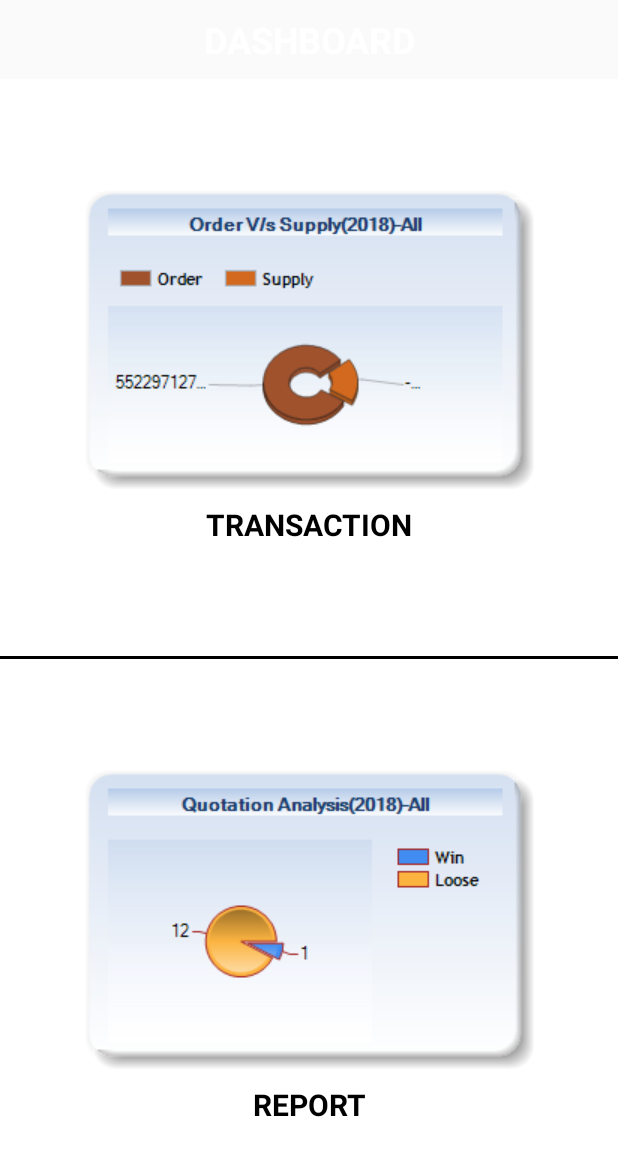
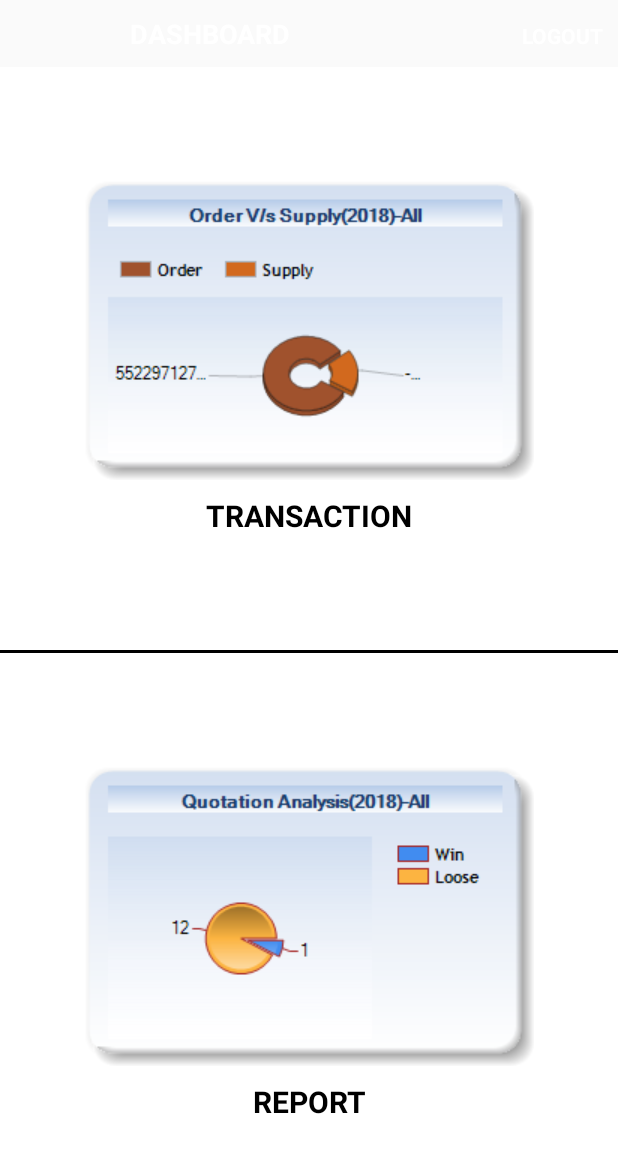
Before and after one commit to adarshcoool/CBS_AssignmentApp, an Android app: the layout activity_dashboard.xml on its own in the app's theme, with its tools: preview values and no code run, on a phone screen of 412 x 824 dp. Shown: the top 1156 px of the screen. Run offline under Robolectric (Android 15) with nearby library versions, the phone set to English and light mode, and no system bars.

Commit message:
Commited on 24Sept, 2018 (04:07PM)

```diff
--- a/app/src/main/res/layout/activity_dashboard.xml
+++ b/app/src/main/res/layout/activity_dashboard.xml
@@ -6,17 +6,33 @@
     android:gravity="center"
     android:orientation="vertical">
 
-    <TextView
+    <LinearLayout
         android:layout_width="match_parent"
         android:layout_height="wrap_content"
-        android:layout_gravity="center"
-        android:background="#00FF0000"
-        android:gravity="center|bottom"
-        android:padding="10dp"
-        android:text="DASHBOARD"
-        android:textColor="#FFFFFF"
-        android:textSize="24sp"
-        android:textStyle="bold" />
+        android:orientation="horizontal"
+        android:padding="10dp">
+
+        <TextView
+            android:layout_width="wrap_content"
+            android:layout_height="wrap_content"
+            android:layout_weight="2"
+            android:gravity="center_horizontal"
+            android:text="DASHBOARD"
+            android:textColor="#FFFFFF"
+            android:textSize="18sp"
+            android:textStyle="bold" />
+
+        <TextView
+            android:id="@+id/logout"
+            android:layout_width="wrap_content"
+            android:layout_height="wrap_content"
+            android:layout_weight="1"
+            android:gravity="right"
+            android:text="LOGOUT"
+            android:textColor="#FFFFFF"
+            android:textStyle="bold" />
+
+    </LinearLayout>
 
     <LinearLayout
         android:id="@+id/post_transaction"
```
Also changed, not shown: app/src/main/java/com/example/adarshyadav/assignmentapplication/Activities/MainActivity.java (+12 -0 lines), app/src/main/java/com/example/adarshyadav/assignmentapplication/CommonClass/LeaveActivity.java (+32 -13 lines), app/src/main/java/com/example/adarshyadav/assignmentapplication/CommonClass/Report.java (+34 -7 lines), app/src/main/res/layout/activity_leave.xml (+30 -12 lines), app/src/main/res/layout/activity_report.xml (+33 -18 lines), app/src/main/res/drawable-hdpi/logout.png (deleted), app/src/main/res/drawable-mdpi/logout.png (deleted), app/src/main/res/drawable-v21/searchbutton.png, app/src/main/res/drawable-xhdpi/logout.png (deleted), app/src/main/res/drawable-xxhdpi/logout.png (deleted).
